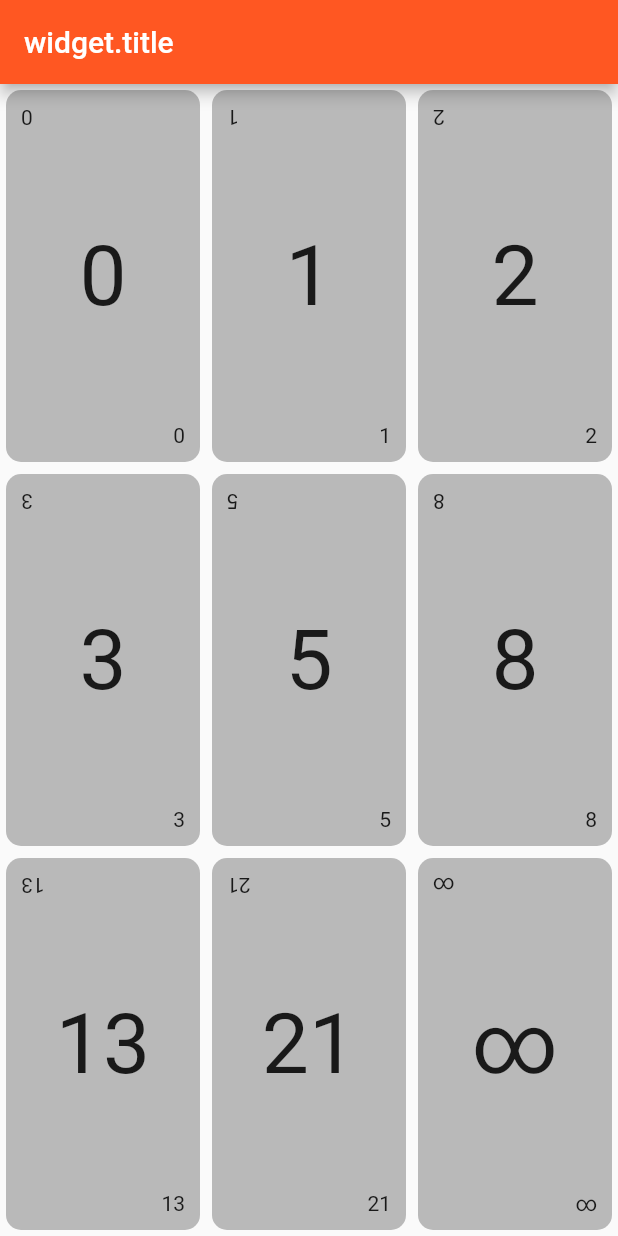
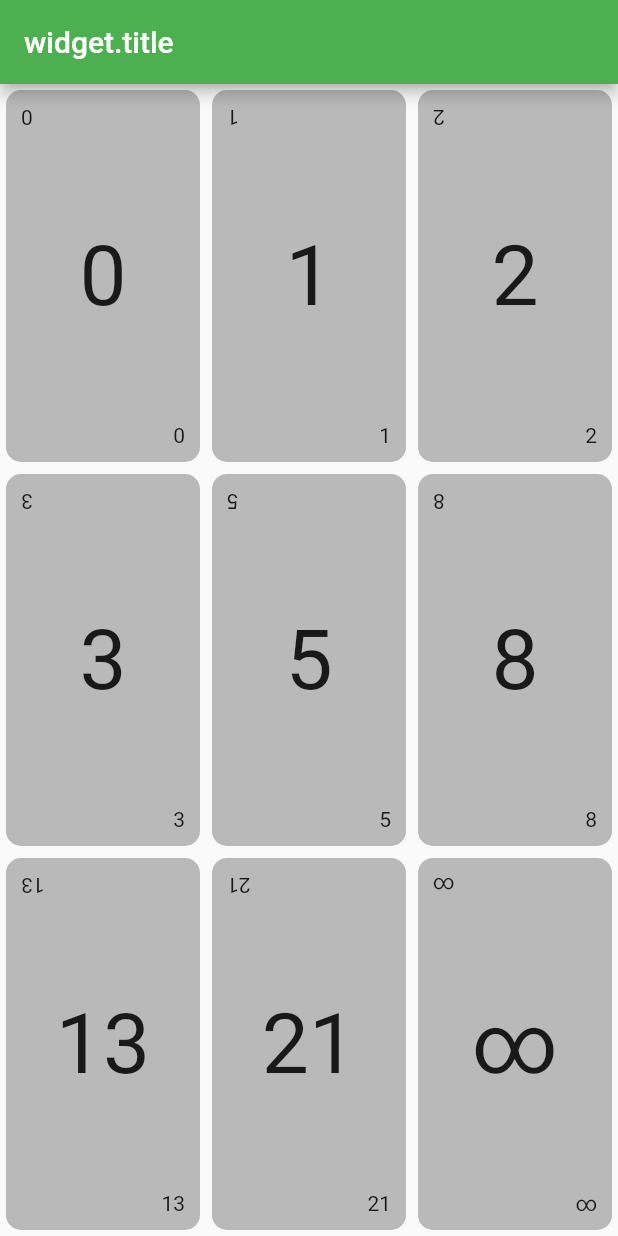
Before and after one commit to aafanasev/scrum-poker, a Flutter app: the screen it shows after launch, on a phone screen of 412 x 824 dp. Run offline on Flutter 3.47's test engine with Material 2 defaults, Android fonts, the phone set to English and light mode, and no system bars.

Commit message:
change project structure

```diff
--- /dev/null
+++ b/lib/app.dart
@@ -0,0 +1,15 @@
+import 'package:flutter/material.dart';
+import 'package:scrum_poker/screens/home_screen.dart';
+
+class MyApp extends StatelessWidget {
+  @override
+  Widget build(BuildContext context) {
+    return MaterialApp(
+      title: 'Scrum Poker',
+      theme: ThemeData(
+        primarySwatch: Colors.green,
+      ),
+      home: HomeScreen(),
+    );
+  }
+}
--- a/lib/main.dart
+++ b/lib/main.dart
@@ -1,67 +1,4 @@
 import 'package:flutter/material.dart';
-import 'card.dart';
+import 'package:scrum_poker/app.dart';
 
 void main() => runApp(MyApp());
-
-class MyApp extends StatelessWidget {
-  @override
-  Widget build(BuildContext context) {
-    return MaterialApp(
-      title: 'Scrum Poker',
-      theme: ThemeData(
-        primarySwatch: Colors.deepOrange,
-      ),
-      home: MyHomePageState(),
-    );
-  }
-}
-
-class MyHomePageState extends StatelessWidget {
-  final values = [
-    ["0", "1", "2"],
-    ["3", "5", "8"],
-    ["13", "21", "∞"]
-  ];
-
-  @override
-  Widget build(BuildContext context) {
-    return Scaffold(
-      appBar: AppBar(
-        title: Text("widget.title"),
-      ),
-      body: Column(
-          children: values.map((List<String> row) {
-        return Expanded(
-            child: Row(
-          children: row.map((String v) {
-            return Expanded(
-                child: GestureDetector(
-              child: PokerCard(value: v),
-              onTap: () {
-                Navigator.push(
-                    context,
-                    MaterialPageRoute(
-                        builder: (context) => FullCardRoute(value: v)));
-              },
-            ));
-          }).toList(),
-        ));
-      }).toList()),
-    );
-  }
-}
-
-class FullCardRoute extends StatelessWidget {
-  FullCardRoute({this.value});
-
-  final String value;
-
-  @override
-  Widget build(BuildContext context) {
-    return Scaffold(body: GestureDetector(
-        child: PokerCard(value: value),
-        onTap: () {
-          Navigator.pop(context);
-        }));
-  }
-}
--- /dev/null
+++ b/lib/screens/home_screen.dart
@@ -0,0 +1,38 @@
+import 'package:flutter/material.dart';
+import 'package:scrum_poker/screens/card_screen.dart';
+import 'package:scrum_poker/widgets/card.dart';
+
+class HomeScreen extends StatelessWidget {
+  static final values = [
+    ["0", "1", "2"],
+    ["3", "5", "8"],
+    ["13", "21", "∞"]
+  ];
+
+  @override
+  Widget build(BuildContext context) {
+    return Scaffold(
+      appBar: AppBar(
+        title: Text("widget.title"),
+      ),
+      body: Column(
+          children: values.map((List<String> row) {
+        return Expanded(
+            child: Row(
+          children: row.map((String v) {
+            return Expanded(
+                child: GestureDetector(
+              child: PokerCard(value: v),
+              onTap: () {
+                Navigator.push(
+                    context,
+                    MaterialPageRoute(
+                        builder: (context) => CardScreen(value: v)));
+              },
+            ));
+          }).toList(),
+        ));
+      }).toList()),
+    );
+  }
+}
```
Also changed, not shown: lib/screens/card_screen.dart (added, +18 -0 lines), lib/widgets/card.dart (renamed from lib/card.dart), 1 other file.
